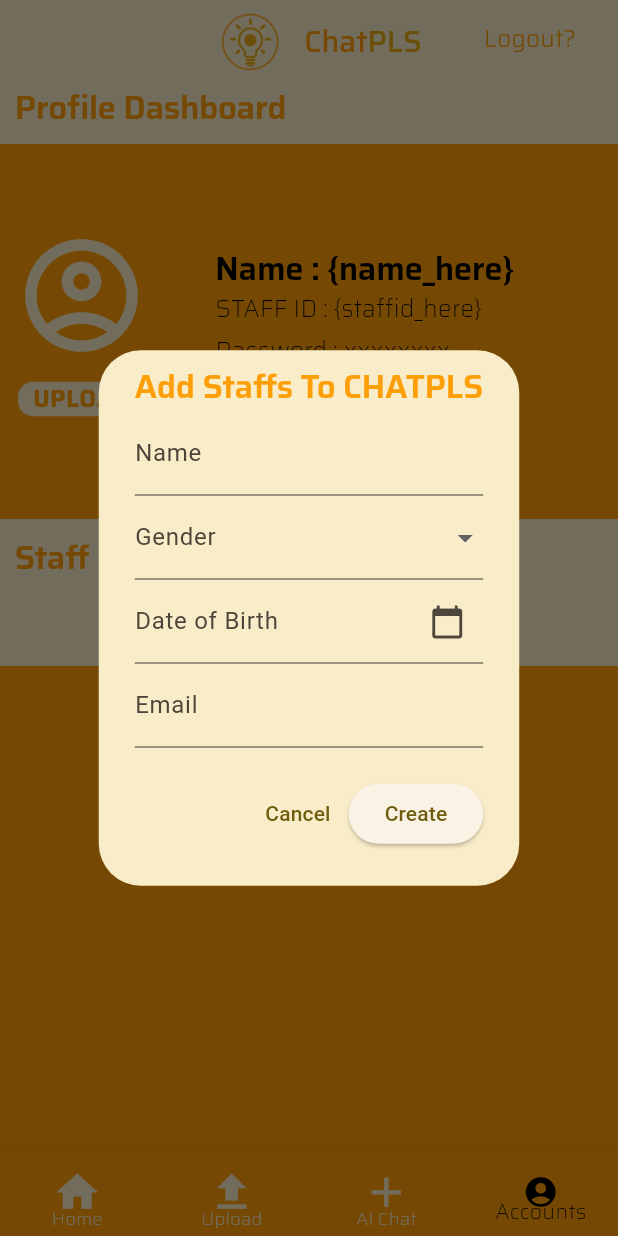
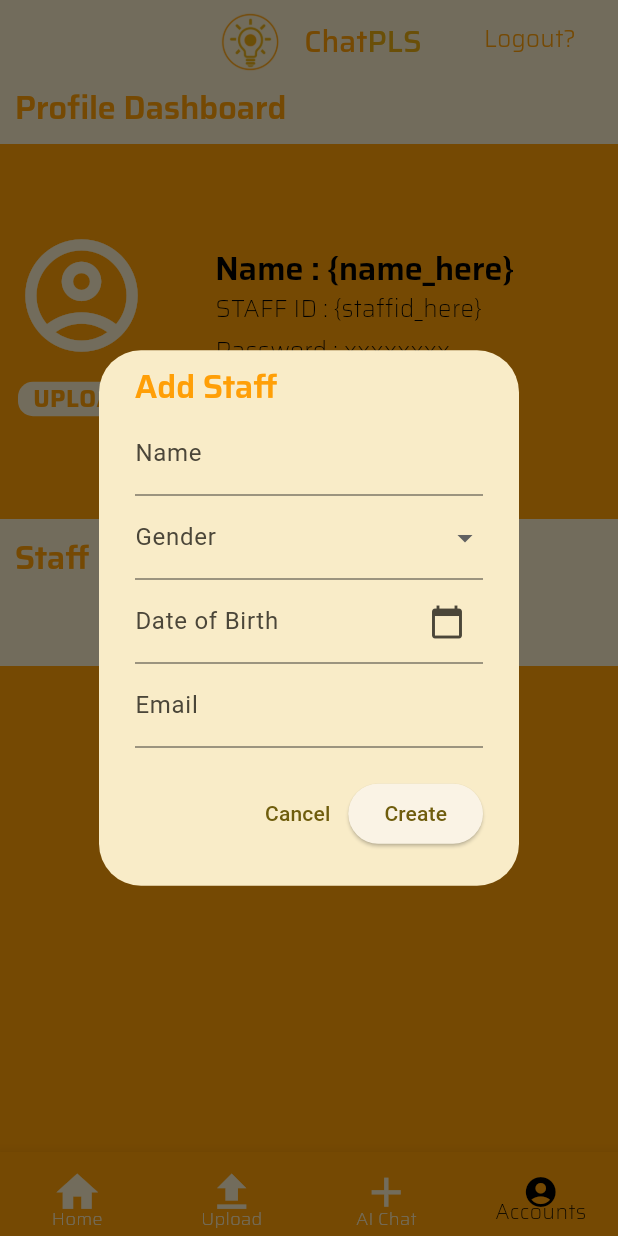
Before and after one commit to sreeharijinuraj/ChatPLS, a Flutter app: the screen it shows after launch, item 4 of the bottom bar chosen, after a tap on "ADD STAFFS", on a phone screen of 412 x 824 dp. Run offline on Flutter 3.47's test engine with Material 3 defaults, Android fonts, the light colour scheme and no system bars; our stand-ins replace chat_bubbles, csv, file_picker, google_fonts; missing offline and left inert: footer.

Commit message:
Staff Adding with Edit Feature too

```diff
--- a/lib/screens/staff_profile_dashboard_screen.dart
+++ b/lib/screens/staff_profile_dashboard_screen.dart
@@ -12,12 +12,21 @@ class StaffProfileDashboardScreen extends StatefulWidget {
 class _StaffProfileDashboardScreenState
     extends State<StaffProfileDashboardScreen> {
   List<Map<String, String>> staffList = [];
+  int? editIndex; // Class-level variable to track editing index
 
-  void _showAddStaffDialog() {
+  void _showAddStaffDialog({int? editIndex}) {
     final TextEditingController nameController = TextEditingController();
     final TextEditingController emailController = TextEditingController();
     final TextEditingController dobController = TextEditingController();
     String? selectedGender;
+
+    if (editIndex != null) {
+      final staff = staffList[editIndex];
+      nameController.text = staff["name"]!;
+      selectedGender = staff["gender"]!;
+      dobController.text = staff["dob"]!;
+      emailController.text = staff["email"]!;
+    }
 
     showDialog(
       context: context,
@@ -25,7 +34,7 @@ class _StaffProfileDashboardScreenState
         return AlertDialog(
           backgroundColor: Color(0xFFF9ECC8),
           title: Text(
-            "Add Staffs To CHATPLS",
+            editIndex == null ? "Add Staff" : "Edit Staff",
             style: Theme.of(context)
                 .textTheme
                 .displayLarge
@@ -41,6 +50,7 @@ class _StaffProfileDashboardScreenState
                 ),
                 DropdownButtonFormField<String>(
                   decoration: InputDecoration(labelText: "Gender"),
+                  value: selectedGender,
                   items: ["Male", "Female"].map((String gender) {
                     return DropdownMenuItem<String>(
                       value: gender,
@@ -95,18 +105,30 @@ class _StaffProfileDashboardScreenState
                             dobController.text.isNotEmpty &&
                             emailController.text.isNotEmpty) {
                           setState(() {
+                            if (editIndex == null) {
                               staffList.add({
                                 "name": nameController.text,
                                 "gender": selectedGender!,
                                 "dob": dobController.text,
                                 "email": emailController.text,
-                              "staff_id": "staff123", // Placeholder
+                                "staff_id":
+                                    "staff${staffList.length + 1}", // Unique ID
                               });
+                            } else {
+                              staffList[editIndex] = {
+                                "name": nameController.text,
+                                "gender": selectedGender!,
+                                "dob": dobController.text,
+                                "email": emailController.text,
+                                "staff_id": staffList[editIndex]
+                                    ["staff_id"]!, // Keep same ID
+                              };
+                            }
                           });
                           Navigator.of(context).pop();
                         }
                       },
-                      child: Text("Create"),
+                      child: Text(editIndex == null ? "Create" : "Update"),
                     ),
                   ],
                 )
@@ -232,7 +254,7 @@ class _StaffProfileDashboardScreenState
             child: Column(
               children: [
                 TextButton(
-                  onPressed: _showAddStaffDialog,
+                  onPressed: () => _showAddStaffDialog(),
                   child: Container(
                     width: 150,
                     height: 28,
@@ -264,15 +286,31 @@ class _StaffProfileDashboardScreenState
                         subtitle: Column(
                           crossAxisAlignment: CrossAxisAlignment.start,
                           children: [
-                            Text("\nStaff ID: ${staff["staff_id"]}"),
+                            Text(
+                              "\n\nStaff ID: ${staff["staff_id"]}",
+                              style: TextStyle(
+                                  fontWeight: FontWeight.w600,
+                                  color: Color(0xFFF9ECC8),
+                                  fontSize: 12),
+                            ),
                             Text("\n\n\n\nGender: ${staff["gender"]}\n\n\n"),
                             Text("\n\n\nDOB: ${staff["dob"]}\n"),
                             Text("\n\n\n\nEmail: ${staff["email"]}\n\n\n"),
                           ],
                         ),
-                        trailing: IconButton(
+                        trailing: Row(
+                          mainAxisSize: MainAxisSize.min,
+                          children: [
+                            IconButton(
+                              icon: Icon(Icons.edit, color: Colors.blue),
+                              onPressed: () =>
+                                  _showAddStaffDialog(editIndex: index),
+                            ),
+                            IconButton(
                               icon: Icon(Icons.delete, color: Colors.red),
                               onPressed: () => _deleteStaff(index),
+                            ),
+                          ],
                         ),
                       );
                     },
```
Lines whose indentation alone changed are shown as unchanged.
